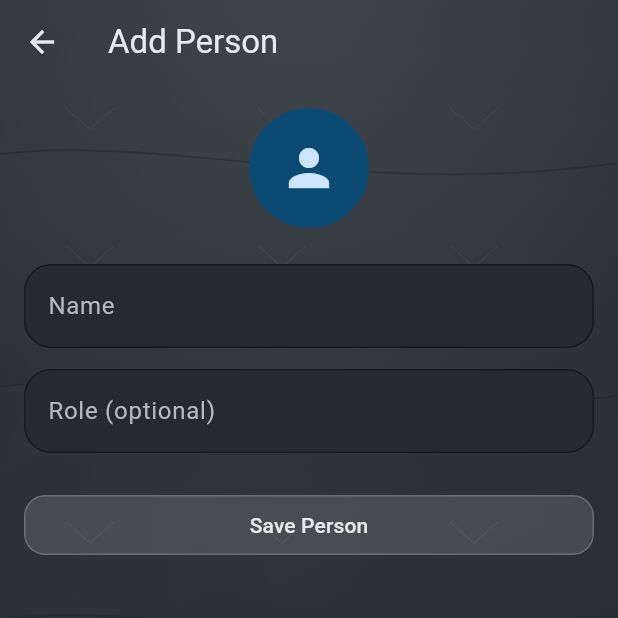
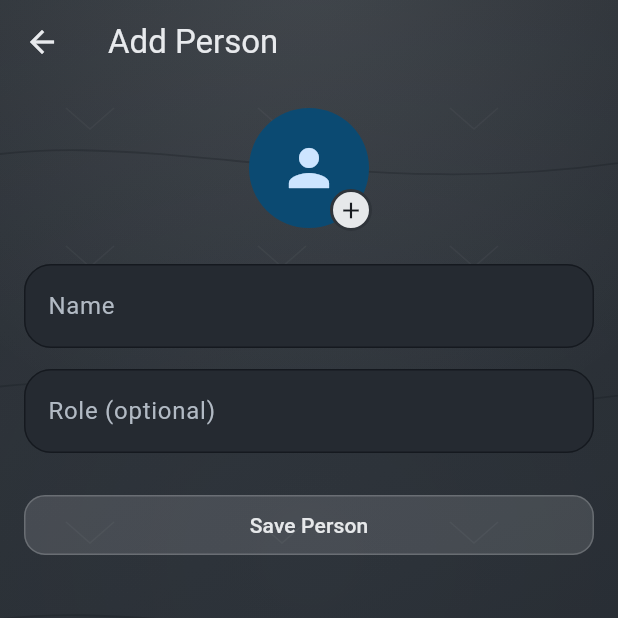
Before and after one commit to JMS-tesoy/personal_tracker_expenses, a Flutter app: the AddPersonScreen screen opened directly, on a phone screen of 412 x 824 dp, the top half of it. Run offline on Flutter 3.47's test engine with Material 3 defaults, Android fonts, the phone set to English and light mode, and no system bars; our stand-ins replace flutter_local_notifications, image_picker, supabase_flutter, timezone; accounts and stored records are empty.

Commit message:
feat(people): add selectable person avatars
- Add predefined avatar options for people
- Add avatar picker from Add Person placeholder
- Save selected avatar to Supabase
- Render selected avatar on person cards

```diff
--- /dev/null
+++ b/lib/features/people/domain/person_avatar.dart
@@ -0,0 +1,74 @@
+import 'package:flutter/material.dart';
+
+class PersonAvatar {
+  const PersonAvatar({
+    required this.id,
+    required this.icon,
+    required this.backgroundColor,
+    required this.foregroundColor,
+  });
+
+  final String id;
+  final IconData icon;
+  final Color backgroundColor;
+  final Color foregroundColor;
+}
+
+const List<PersonAvatar> personAvatars = <PersonAvatar>[
+  PersonAvatar(
+    id: 'avatar_person',
+    icon: Icons.person,
+    backgroundColor: Color(0xFFDDE7FF),
+    foregroundColor: Color(0xFF2854A3),
+  ),
+  PersonAvatar(
+    id: 'avatar_family',
+    icon: Icons.group,
+    backgroundColor: Color(0xFFE5F4E8),
+    foregroundColor: Color(0xFF2F6B3E),
+  ),
+  PersonAvatar(
+    id: 'avatar_friend',
+    icon: Icons.people,
+    backgroundColor: Color(0xFFFFE9D6),
+    foregroundColor: Color(0xFF9A4E12),
+  ),
+  PersonAvatar(
+    id: 'avatar_work',
+    icon: Icons.work,
+    backgroundColor: Color(0xFFE8E1F4),
+    foregroundColor: Color(0xFF5B3E8C),
+  ),
+  PersonAvatar(
+    id: 'avatar_home',
+    icon: Icons.home,
+    backgroundColor: Color(0xFFDFF3F6),
+    foregroundColor: Color(0xFF226775),
+  ),
+  PersonAvatar(
+    id: 'avatar_wallet',
+    icon: Icons.account_balance_wallet,
+    backgroundColor: Color(0xFFF3EAC8),
+    foregroundColor: Color(0xFF755E12),
+  ),
+  PersonAvatar(
+    id: 'avatar_star',
+    icon: Icons.star,
+    backgroundColor: Color(0xFFFFE2EA),
+    foregroundColor: Color(0xFF9B2F52),
+  ),
+  PersonAvatar(
+    id: 'avatar_face',
+    icon: Icons.face,
+    backgroundColor: Color(0xFFE3F0D8),
+    foregroundColor: Color(0xFF4D7132),
+  ),
+];
+
+PersonAvatar? personAvatarById(String? id) {
+  if (id == null || id.isEmpty) return null;
+  for (final PersonAvatar avatar in personAvatars) {
+    if (avatar.id == id) return avatar;
+  }
+  return null;
+}
--- a/lib/features/people/presentation/screens/add_person_screen.dart
+++ b/lib/features/people/presentation/screens/add_person_screen.dart
@@ -34,6 +34,7 @@ class _AddPersonScreenState extends State<AddPersonScreen> {
         'user_id': userId,
         'name': data.name,
         'role': data.role,
+        'avatar_url': data.avatarUrl,
       });
 
       if (!mounted) return;
--- a/lib/features/people/presentation/widgets/person_form.dart
+++ b/lib/features/people/presentation/widgets/person_form.dart
@@ -1,10 +1,13 @@
 import 'package:flutter/material.dart';
 
+import '../../domain/person_avatar.dart';
+
 class PersonFormData {
-  const PersonFormData({required this.name, this.role});
+  const PersonFormData({required this.name, this.role, this.avatarUrl});
 
   final String name;
   final String? role;
+  final String? avatarUrl;
 }
 
 class PersonForm extends StatefulWidget {
@@ -26,6 +29,7 @@ class PersonForm extends StatefulWidget {
 class _PersonFormState extends State<PersonForm> {
   final TextEditingController _nameController = TextEditingController();
   final TextEditingController _roleController = TextEditingController();
+  String? _selectedAvatarId;
 
   @override
   void initState() {
@@ -52,26 +56,138 @@ class _PersonFormState extends State<PersonForm> {
     }
 
     widget.onSubmit(
-      PersonFormData(name: name, role: role.isEmpty ? null : role),
+      PersonFormData(
+        name: name,
+        role: role.isEmpty ? null : role,
+        avatarUrl: _selectedAvatarId,
+      ),
     );
+  }
+
+  Future<void> _chooseAvatar() async {
+    final String? selectedId = await showModalBottomSheet<String>(
+      context: context,
+      showDragHandle: true,
+      builder: (BuildContext sheetContext) {
+        return SafeArea(
+          child: Padding(
+            padding: const EdgeInsets.fromLTRB(16, 8, 16, 20),
+            child: Column(
+              mainAxisSize: MainAxisSize.min,
+              crossAxisAlignment: CrossAxisAlignment.start,
+              children: <Widget>[
+                Text(
+                  'Choose Avatar',
+                  style: Theme.of(sheetContext).textTheme.titleMedium?.copyWith(
+                        fontWeight: FontWeight.w800,
+                      ),
+                ),
+                const SizedBox(height: 14),
+                GridView.builder(
+                  shrinkWrap: true,
+                  physics: const NeverScrollableScrollPhysics(),
+                  gridDelegate: const SliverGridDelegateWithFixedCrossAxisCount(
+                    crossAxisCount: 4,
+                    mainAxisSpacing: 12,
+                    crossAxisSpacing: 12,
+                  ),
+                  itemCount: personAvatars.length,
+                  itemBuilder: (BuildContext context, int index) {
+                    final PersonAvatar avatar = personAvatars[index];
+                    final bool isSelected = avatar.id == _selectedAvatarId;
+
+                    return InkWell(
+                      borderRadius: BorderRadius.circular(18),
+                      onTap: () => Navigator.of(sheetContext).pop(avatar.id),
+                      child: DecoratedBox(
+                        decoration: BoxDecoration(
+                          color: avatar.backgroundColor,
+                          borderRadius: BorderRadius.circular(18),
+                          border: Border.all(
+                            color: isSelected
+                                ? avatar.foregroundColor
+                                : avatar.backgroundColor,
+                            width: 2,
+                          ),
+                        ),
+                        child: Icon(
+                          avatar.icon,
+                          color: avatar.foregroundColor,
+                          size: 30,
+                        ),
+                      ),
+                    );
+                  },
+                ),
+                if (_selectedAvatarId != null) ...<Widget>[
+                  const SizedBox(height: 14),
+                  SizedBox(
+                    width: double.infinity,
+                    child: OutlinedButton.icon(
+                      onPressed: () => Navigator.of(sheetContext).pop(''),
+                      icon: const Icon(Icons.delete_outline),
+                      label: const Text('Remove avatar'),
+                    ),
+                  ),
+                ],
+              ],
+            ),
+          ),
+        );
+      },
+    );
+
+    if (!mounted || selectedId == null) return;
+    setState(() {
+      _selectedAvatarId = selectedId.isEmpty ? null : selectedId;
+    });
   }
 
   @override
   Widget build(BuildContext context) {
     final ColorScheme colors = Theme.of(context).colorScheme;
+    final PersonAvatar? selectedAvatar = personAvatarById(_selectedAvatarId);
 
     return Column(
       crossAxisAlignment: CrossAxisAlignment.start,
       children: <Widget>[
-        // Avatar placeholder
         Center(
-          child: CircleAvatar(
-            radius: 40,
-            backgroundColor: colors.primaryContainer,
-            child: Icon(
-              Icons.person,
-              size: 40,
-              color: colors.onPrimaryContainer,
+          child: InkWell(
+            customBorder: const CircleBorder(),
+            onTap: _chooseAvatar,
+            child: Stack(
+              clipBehavior: Clip.none,
+              children: <Widget>[
+                CircleAvatar(
+                  radius: 40,
+                  backgroundColor: selectedAvatar?.backgroundColor ??
+                      colors.primaryContainer,
+                  child: Icon(
+                    selectedAvatar?.icon ?? Icons.person,
+                    size: 40,
+                    color: selectedAvatar?.foregroundColor ??
+                        colors.onPrimaryContainer,
+                  ),
+                ),
+                Positioned(
+                  right: -2,
+                  bottom: -2,
+                  child: Container(
+                    width: 28,
+                    height: 28,
+                    decoration: BoxDecoration(
+                      color: colors.primary,
+                      shape: BoxShape.circle,
+                      border: Border.all(color: colors.surface, width: 2),
+                    ),
+                    child: Icon(
+                      Icons.add,
+                      size: 18,
+                      color: colors.onPrimary,
+                    ),
+                  ),
+                ),
+              ],
             ),
           ),
         ),
```
Also changed, not shown: lib/features/people/presentation/widgets/person_card.dart (+12 -8 lines).
